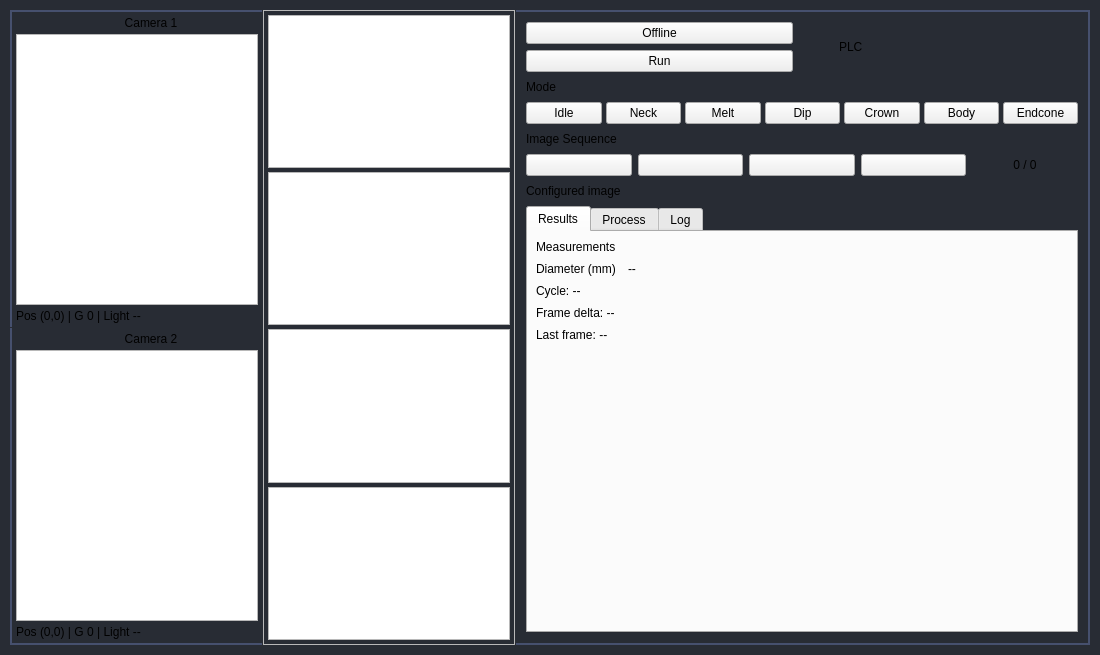
Above: ui/PageHome.ui from bruceking0825/PVA_DualCam before the change. Below: the same form after it.
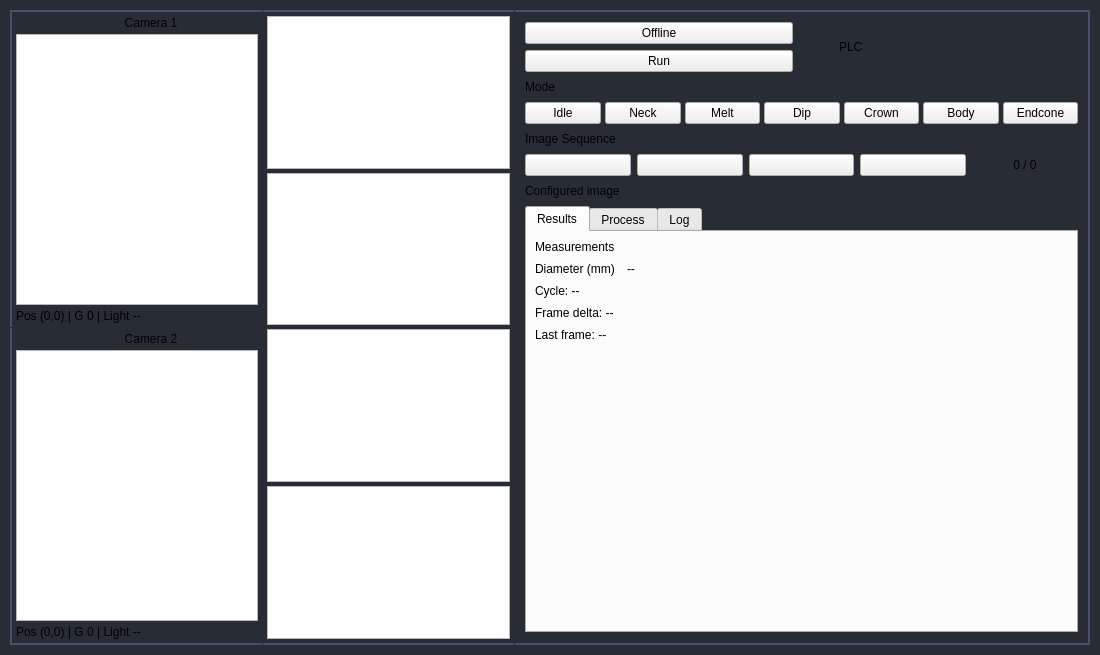
That is the form after the change. Icons and pictures are not drawn. Custom widgets are drawn as their Qt base class.

What changed in the file:
```diff
--- a/ui/PageHome.ui
+++ b/ui/PageHome.ui
@@ -36,6 +36,13 @@
     border-right: 2px solid rgb(70, 80, 110);
     background: transparent;
 }
+#facetPanel {
+    border-top: 2px solid rgb(70, 80, 110);
+    border-left: 0px solid rgb(70, 80, 110);
+    border-bottom: 2px solid rgb(70, 80, 110);
+    border-right: 0px solid rgb(70, 80, 110);
+    background: transparent;
+}
 #rightPanel QLabel {
     border: 0px;
 }</string>
```
Left out of the diff: 57 changed lines with no effect on the pictures.
